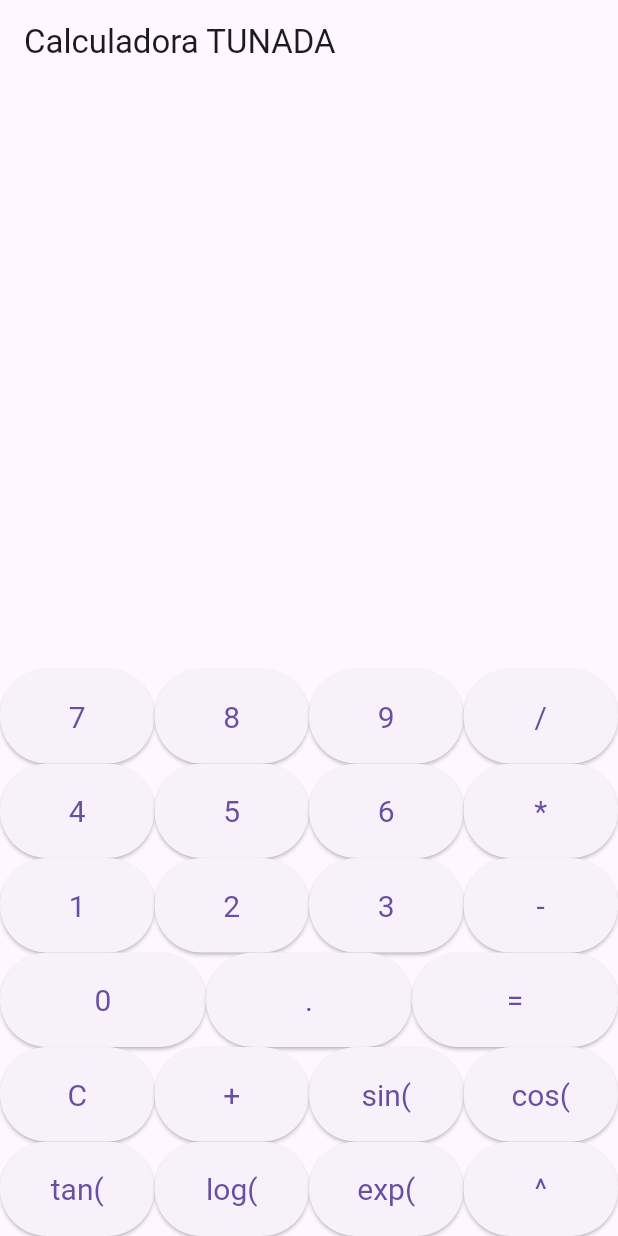
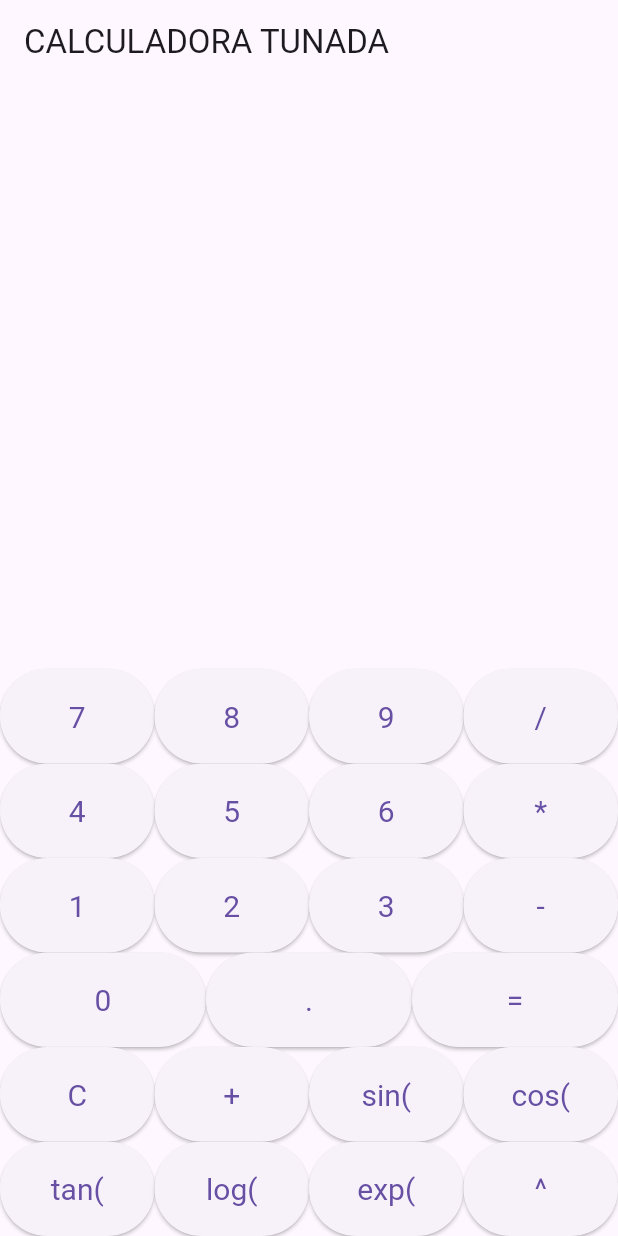
Before and after one commit to OzeiasMoreira/CalculadoraSeminario, a Flutter app: the screen it shows after launch, on a phone screen of 412 x 824 dp. Run offline on Flutter 3.47's test engine with Material 3 defaults, Android fonts, the phone set to English and light mode, and no system bars; our stand-ins replace math_expressions.

Commit message:
#fear: trabalho finalizado

```diff
--- a/app/lib/main.dart
+++ b/app/lib/main.dart
@@ -67,7 +67,7 @@ class _CalculadoraTelaState extends State<CalculadoraTela> {
   @override
   Widget build(BuildContext context) {
     return Scaffold(
-      appBar: AppBar(title: Text("Calculadora TUNADA")),
+      appBar: AppBar(title: Text("CALCULADORA TUNADA")),
       body: Column(
         children: [
           Expanded(
```
